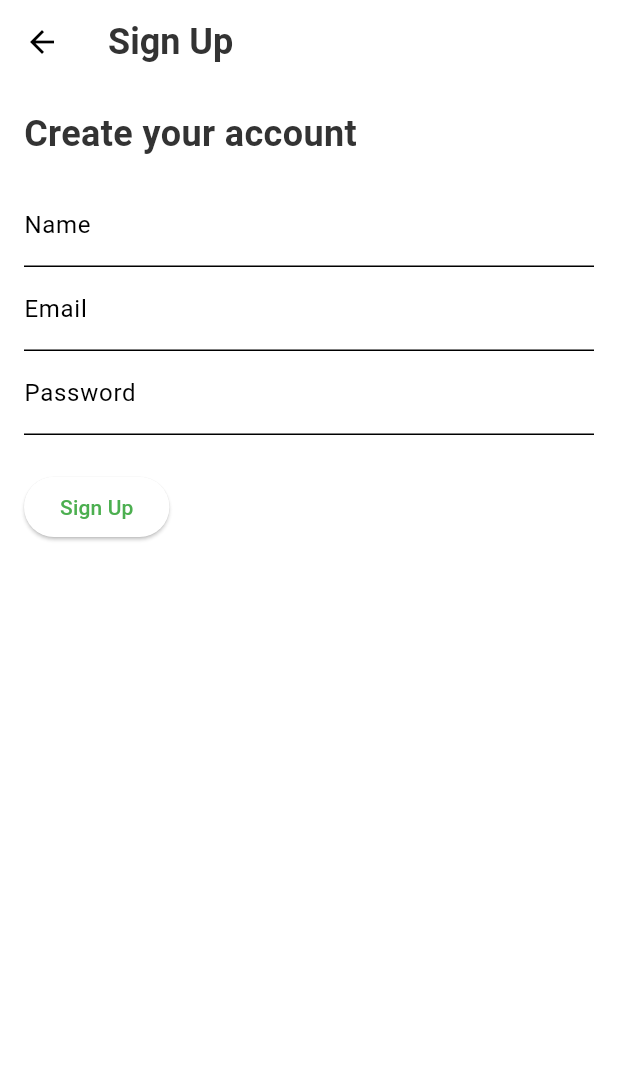
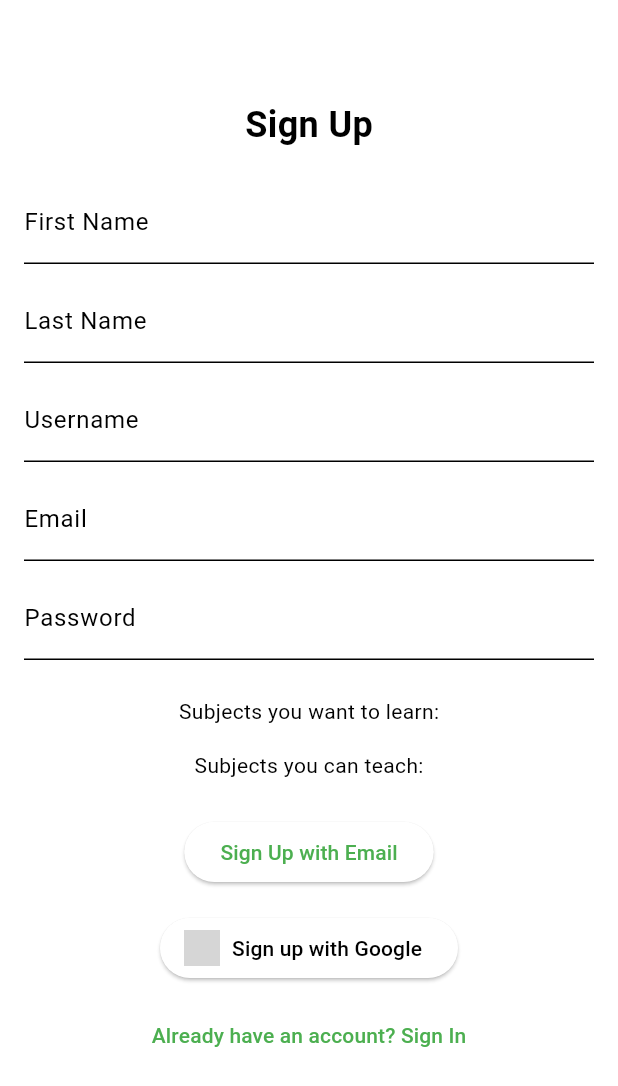
Before and after one commit to njaric03/UniHack24-Vanjo, a Flutter app: the SignUpScreen screen opened directly, on a phone screen of 412 x 824 dp. Shown: the top 1086 px of the screen. Run offline on Flutter 3.47's test engine with Material 3 defaults, Android fonts, the phone set to English and light mode, and no system bars; our stand-ins replace cloud_firestore, firebase_auth, firebase_core, google_sign_in, shared_preferences; accounts and stored records are empty; network calls fail; grey boxes are pictures that could not be loaded.

Commit message:
Fixed registering with email and again removed new chats button

```diff
--- a/unihack24_vanjo/lib/screens/auth_screens/signup_screen.dart
+++ b/unihack24_vanjo/lib/screens/auth_screens/signup_screen.dart
@@ -5,7 +5,7 @@ import 'package:shared_preferences/shared_preferences.dart';
 import 'package:unihack24_vanjo/models/user.dart';
 import 'package:unihack24_vanjo/screens/utility_screens/home_screen.dart';
 import '../../services/auth_service.dart';
-import '../../theme/app_theme.dart';
+import 'signin_screen.dart';
 
 class SignUpScreen extends StatefulWidget {
   const SignUpScreen({super.key});
@@ -15,12 +15,32 @@ class SignUpScreen extends StatefulWidget {
 }
 
 class _SignUpScreenState extends State<SignUpScreen> {
-  final _nameController = TextEditingController();
+  final _firstNameController = TextEditingController();
+  final _lastNameController = TextEditingController();
+  final _usernameController = TextEditingController();
   final _emailController = TextEditingController();
   final _passwordController = TextEditingController();
   final AuthService _authService = AuthService();
   bool _isLoading = false;
+  bool _isGoogleLoading = false;
   String? _errorMessage;
+
+  List<String> _selectedLearningSubjects = [];
+  List<String> _selectedTeachingSubjects = [];
+  List<String> _subjectOptions = [];
+
+  @override
+  void initState() {
+    super.initState();
+    _fetchClasses();
+  }
+
+  Future<void> _fetchClasses() async {
+    List<String> classes = await _authService.fetchClasses();
+    setState(() {
+      _subjectOptions = classes;
+    });
+  }
 
   Future<void> _signUp() async {
     setState(() {
@@ -28,22 +48,30 @@ class _SignUpScreenState extends State<SignUpScreen> {
       _errorMessage = null;
     });
 
-    _nameController.text.trim();
     final email = _emailController.text.trim();
     final password = _passwordController.text.trim();
 
     try {
+      final skillCycleUser = SkillCycleUser(
+        email: email,
+        firstName: _firstNameController.text.trim(),
+        lastName: _lastNameController.text.trim(),
+        username: _usernameController.text.trim(),
+        credits: 0,
+        hoursTeaching: 0,
+        ratingAvg: 0.0,
+        learningSubjects: _selectedLearningSubjects,
+        teachingSubjects: _selectedTeachingSubjects,
+      );
+
       final user = await _authService.registerWithEmail(
-          email, password, SkillCycleUser());
+        email,
+        password,
+        skillCycleUser,
+      );
+
       if (user != null) {
-        SharedPreferences prefs = await SharedPreferences.getInstance();
-        await prefs.setBool('isLoggedIn', true);
-        await prefs.setString('userID', user.uid); // Save the userID (uid)
-
-        // Navigate to main page
-        Navigator.of(context).pushReplacement(
-          MaterialPageRoute(builder: (context) => HomeScreen(pageName: '',)),
-        );
+        await _handleSuccessfulSignUp(user.uid);
       }
     } catch (e) {
       setState(() {
@@ -56,45 +84,171 @@ class _SignUpScreenState extends State<SignUpScreen> {
     }
   }
 
+  Future<void> _signInWithGoogle() async {
+    setState(() {
+      _isGoogleLoading = true;
+      _errorMessage = null;
+    });
+
+    try {
+      final user = await _authService.signInWithGoogle();
+      if (user != null) {
+        await _handleSuccessfulSignUp(user.uid);
+      }
+    } catch (e) {
+      setState(() {
+        _errorMessage = "Error signing in with Google. Please try again.";
+      });
+    } finally {
+      setState(() {
+        _isGoogleLoading = false;
+      });
+    }
+  }
+
+  Future<void> _handleSuccessfulSignUp(String uid) async {
+    SharedPreferences prefs = await SharedPreferences.getInstance();
+    await prefs.setBool('isLoggedIn', true);
+    await prefs.setString('userID', uid);
+
+    Navigator.of(context).pushReplacement(
+      MaterialPageRoute(
+        builder: (context) => HomeScreen(pageName: 'Sign up'),
+      ),
+    );
+  }
+
+  Widget _buildSubjectSelector({
+    required String title,
+    required List<String> selectedSubjects,
+    required Function(List<String>) onChanged,
+  }) {
+    return Column(
+      crossAxisAlignment: CrossAxisAlignment.start,
+      children: [
+        Text(title),
+        SingleChildScrollView(
+          scrollDirection: Axis.horizontal,
+          child: Wrap(
+            spacing: 8.0,
+            children: _subjectOptions.map((subject) {
+              final isSelected = selectedSubjects.contains(subject);
+              return FilterChip(
+                label: Text(subject),
+                selected: isSelected,
+                selectedColor:
+                    Theme.of(context).primaryColor, // Set selected color
+                onSelected: (selected) {
+                  setState(() {
+                    if (selected) {
+                      onChanged([...selectedSubjects, subject]);
+                    } else {
+                      onChanged(
+                          selectedSubjects.where((s) => s != subject).toList());
+                    }
+                  });
+                },
+              );
+            }).toList(),
+          ),
+        ),
+      ],
+    );
+  }
+
   @override
   Widget build(BuildContext context) {
     return Scaffold(
-      appBar: AppBar(
-        title: Text('Sign Up', style: AppTheme.headline1),
-      ),
-      body: Padding(
+      body: SingleChildScrollView(
         padding: const EdgeInsets.all(16.0),
         child: Column(
-          crossAxisAlignment: CrossAxisAlignment.start,
+          mainAxisAlignment: MainAxisAlignment.center,
           children: [
-            Text('Create your account', style: AppTheme.headline1),
-            SizedBox(height: 16),
+            SizedBox(height: 50), // Add some space at the top
+            Text(
+              'Sign Up',
+              style: TextStyle(
+                fontSize: 24,
+                fontWeight: FontWeight.bold,
+              ),
+            ),
+            SizedBox(height: 20),
             if (_errorMessage != null)
               Text(
                 _errorMessage!,
                 style: TextStyle(color: Colors.red),
               ),
             TextField(
-              controller: _nameController,
-              decoration: InputDecoration(labelText: 'Name'),
+              controller: _firstNameController,
+              decoration: InputDecoration(labelText: 'First Name'),
             ),
+            SizedBox(height: 10),
+            TextField(
+              controller: _lastNameController,
+              decoration: InputDecoration(labelText: 'Last Name'),
+            ),
+            SizedBox(height: 10),
+            TextField(
+              controller: _usernameController,
+              decoration: InputDecoration(labelText: 'Username'),
+            ),
+            SizedBox(height: 10),
             TextField(
               controller: _emailController,
               decoration: InputDecoration(labelText: 'Email'),
               keyboardType: TextInputType.emailAddress,
             ),
+            SizedBox(height: 10),
             TextField(
               controller: _passwordController,
               decoration: InputDecoration(labelText: 'Password'),
               obscureText: true,
             ),
             SizedBox(height: 24),
+            _buildSubjectSelector(
+              title: 'Subjects you want to learn:',
+              selectedSubjects: _selectedLearningSubjects,
+              onChanged: (subjects) =>
+                  setState(() => _selectedLearningSubjects = subjects),
+            ),
+            SizedBox(height: 16),
+            _buildSubjectSelector(
+              title: 'Subjects you can teach:',
+              selectedSubjects: _selectedTeachingSubjects,
+              onChanged: (subjects) =>
+                  setState(() => _selectedTeachingSubjects = subjects),
+            ),
+            SizedBox(height: 24),
             _isLoading
-                ? Center(child: CircularProgressIndicator())
+                ? CircularProgressIndicator()
                 : ElevatedButton(
                     onPressed: _signUp,
-                    child: Text('Sign Up'),
+                    child: Text('Sign Up with Email'),
                   ),
+            SizedBox(height: 16),
+            _isGoogleLoading
+                ? CircularProgressIndicator()
+                : ElevatedButton.icon(
+                    onPressed: _signInWithGoogle,
+                    icon: Image.network(
+                      'https://www.google.com/favicon.ico',
+                      height: 24.0,
+                    ),
+                    label: Text('Sign up with Google'),
+                    style: ElevatedButton.styleFrom(
+                      backgroundColor: Colors.white,
+                      foregroundColor: Colors.black,
+                    ),
+                  ),
+            SizedBox(height: 10),
+            TextButton(
+              onPressed: () {
+                Navigator.of(context).push(
+                  MaterialPageRoute(builder: (context) => SignInScreen()),
+                );
+              },
+              child: Text('Already have an account? Sign In'),
+            ),
           ],
         ),
       ),
@@ -103,7 +257,9 @@ class _SignUpScreenState extends State<SignUpScreen> {
 
   @override
   void dispose() {
-    _nameController.dispose();
+    _firstNameController.dispose();
+    _lastNameController.dispose();
+    _usernameController.dispose();
     _emailController.dispose();
     _passwordController.dispose();
     super.dispose();
--- a/unihack24_vanjo/lib/screens/bottom_nav_bar_screens/all_chats_screen.dart
+++ b/unihack24_vanjo/lib/screens/bottom_nav_bar_screens/all_chats_screen.dart
@@ -56,16 +56,20 @@ class AllChatsScreen extends StatelessWidget {
                   timestamp = _formatTimestamp(ts);
                 }
 
-                return FutureBuilder<String>(
+                return FutureBuilder<Map<String, String>>(
                   future: _getParticipantName(otherParticipantId),
                   builder: (context, namesSnapshot) {
-                    final username = namesSnapshot.data ?? 'Loading...';
+                    final firstName =
+                        namesSnapshot.data?['first_name'] ?? 'Loading';
+                    final lastName = namesSnapshot.data?['last_name'] ?? '...';
+                    final initials =
+                        '${firstName[0].toUpperCase()}${lastName[0].toUpperCase()}';
 
                     return ListTile(
                       leading: CircleAvatar(
                         backgroundColor: Theme.of(context).primaryColor,
                         child: Text(
-                          username.isNotEmpty ? username[0].toUpperCase() : '?',
+                          initials,
                           style: const TextStyle(color: Colors.white),
                         ),
                       ),
@@ -73,7 +77,7 @@ class AllChatsScreen extends StatelessWidget {
                         children: [
                           Expanded(
                             child: Text(
-                              username,
+                              '$firstName $lastName',
                               style: const TextStyle(
                                 fontWeight: FontWeight.bold,
                               ),
@@ -116,18 +120,29 @@ class AllChatsScreen extends StatelessWidget {
     ));
   }
 
-  Future<String> _getParticipantName(String participantId) async {
+  Future<Map<String, String>> _getParticipantName(String participantId) async {
     try {
       final userDoc =
           await _firestore.collection('users').doc(participantId).get();
       final userData = userDoc.data();
-      if (userData != null && userData.containsKey('username')) {
-        return userData['username'];
+      if (userData != null &&
+          userData.containsKey('first_name') &&
+          userData.containsKey('last_name')) {
+        return {
+          'first_name': userData['first_name'],
+          'last_name': userData['last_name'],
+        };
       }
-      return participantId;
+      return {
+        'first_name': 'Unknown',
+        'last_name': 'User',
+      };
     } catch (e) {
       print('Error getting participant name: $e');
-      return participantId;
+      return {
+        'first_name': 'Unknown',
+        'last_name': 'User',
+      };
     }
   }
 
--- a/unihack24_vanjo/lib/services/auth_service.dart
+++ b/unihack24_vanjo/lib/services/auth_service.dart
@@ -119,4 +119,15 @@ class AuthService {
       return null;
     }
   }
+
+  Future<List<String>> fetchClasses() async {
+    try {
+      QuerySnapshot snapshot = await _firestore.collection('classes').get();
+      List<String> subjects = snapshot.docs.map((doc) => doc.id).toList();
+      return subjects;
+    } catch (e) {
+      print('Error fetching classes: $e');
+      return [];
+    }
+  }
 }
```
